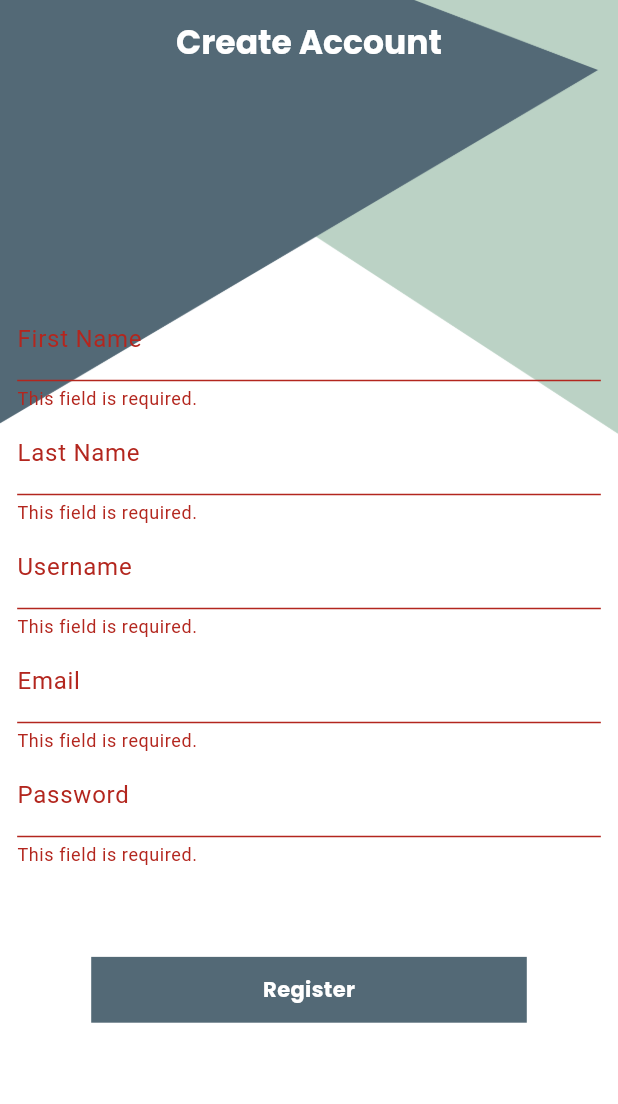
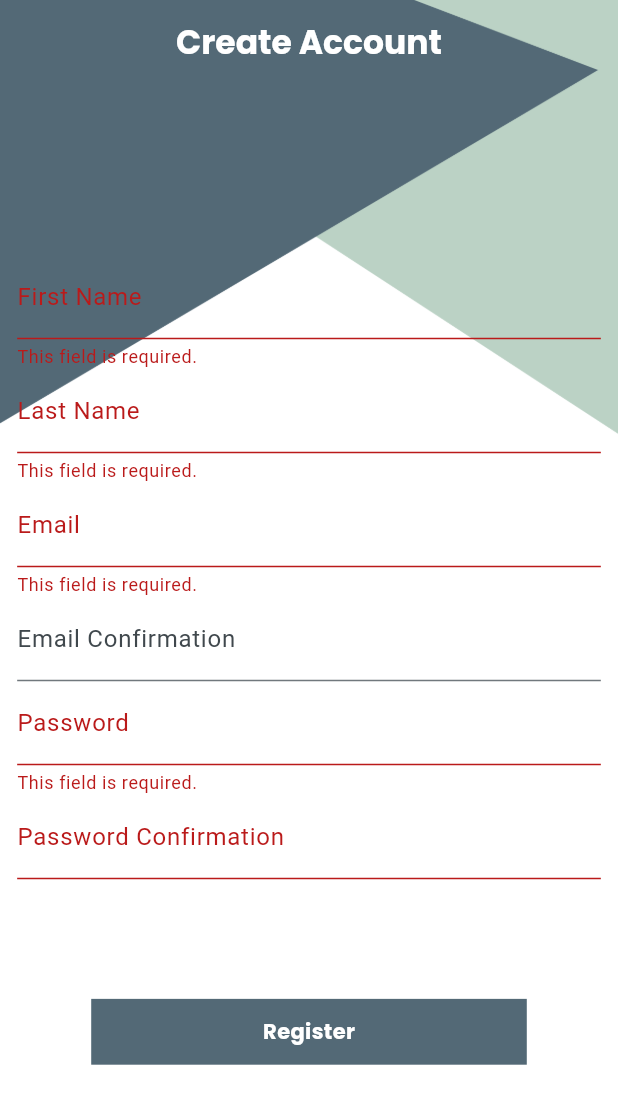
Before and after one commit to amrogad/xeno-chat-provider-firebase, a Flutter app: the screen it shows after launch, after a tap on "Register", on a phone screen of 412 x 824 dp. Shown: the top 1104 px of the screen. Run offline on Flutter 3.47's test engine with Material 2 defaults, Android fonts, the phone set to English and light mode, and no system bars; our stand-ins replace firebase_auth, firebase_core, flutter_screenutil, form_field_validator, google_fonts; accounts and stored records are empty.

Commit message:
added firebase app added register view model change package name added provider added function to create user in firebase

```diff
--- /dev/null
+++ b/lib/constants/firebase_errors.dart
@@ -0,0 +1,5 @@
+class FirebaseErrors {
+  static const String weakPassword = 'weak-password';
+  static const String emailInUse = 'email-already-in-use';
+
+}
--- a/lib/main.dart
+++ b/lib/main.dart
@@ -1,9 +1,15 @@
+import 'package:firebase_core/firebase_core.dart';
 import 'package:flutter/material.dart';
 import 'package:flutter_screenutil/flutter_screenutil.dart';
+import 'package:xeno_chat/constants/Colors.dart';
 import 'package:xeno_chat/views/register_view.dart';
+import 'firebase_options.dart';
 
-void main() {
+Future<void> main() async {
   WidgetsFlutterBinding.ensureInitialized();
+  await Firebase.initializeApp(
+    options: DefaultFirebaseOptions.currentPlatform,
+  );
   runApp(const MyApp());
 }
 
@@ -17,6 +23,7 @@ class MyApp extends StatelessWidget {
         return MaterialApp(
           debugShowCheckedModeBanner: false,
           theme: ThemeData(
+            colorScheme: ColorScheme.fromSeed(seedColor: XenoColors().primaryColor),
             useMaterial3: true,
           ),
           initialRoute: RegisterView.id,
--- a/lib/services/xeno_form_validator.dart
+++ b/lib/services/xeno_form_validator.dart
@@ -1,25 +1,56 @@
 import 'package:form_field_validator/form_field_validator.dart';
 
 class XenoFormValidator {
-  String? Function(String?) firstName = MultiValidator([
+  String? Function(String?) firstNameValidator = MultiValidator([
     RequiredValidator(errorText: "This field is required."),
     MinLengthValidator(3, errorText: "Please enter at least 3 characters."),
   ]);
-  String? Function(String?) lastName = MultiValidator([
+  String? Function(String?) lastNameValidator = MultiValidator([
     RequiredValidator(errorText: "This field is required."),
     MinLengthValidator(3, errorText: "Please enter at least 3 characters."),
   ]);
-  String? Function(String?) userName = MultiValidator([
-    RequiredValidator(errorText: "This field is required."),
-    MinLengthValidator(3, errorText: "Please enter at least 3 characters."),
-  ]);
-  String? Function(String?) emailAddress = MultiValidator([
+  String? Function(String?) emailAddressValidator = MultiValidator([
     RequiredValidator(errorText: "This field is required."),
     MinLengthValidator(3, errorText: "Please enter at least 3 characters."),
     EmailValidator(errorText: 'The email is invalid.')
   ]);
-  String? Function(String?) password = MultiValidator([
+  String? Function(String?) emailConfirmationValidator = MultiValidator([]);
+  String? Function(String?) passwordValidator = MultiValidator([
     RequiredValidator(errorText: "This field is required."),
     MinLengthValidator(3, errorText: "Please enter at least 3 characters."),
   ]);
+  String? Function(String?) passwordConfirmationValidator = MultiValidator([
+    RequiredValidator(errorText: ''),
+  ]);
 }
+
+//Need state management
+// class ConfirmEmailValidator extends TextFieldValidator {
+//   ConfirmEmailValidator({required String errorText}) : super(errorText);
+//   @override
+//   bool get ignoreEmptyValues => false;
+//
+//   @override
+//   bool isValid(String? value) {
+//     if (value == ) {
+//       return true;
+//     } else {
+//       return false;
+//     }
+//   }
+// }
+//
+// class ConfirmPasswordValidator extends TextFieldValidator {
+//   ConfirmPasswordValidator({required String errorText}) : super(errorText);
+//   @override
+//   bool get ignoreEmptyValues => false;
+//
+//   @override
+//   bool isValid(String? value) {
+//     if (value == ) {
+//       return true;
+//     } else {
+//       return false;
+//     }
+//   }
+// }
--- /dev/null
+++ b/lib/viewmodels/register_view_model.dart
@@ -0,0 +1,22 @@
+import 'package:firebase_auth/firebase_auth.dart';
+import 'package:flutter/material.dart';
+import '../constants/firebase_errors.dart';
+import '../views/widgets/xeno_snackbar.dart';
+
+class RegisterViewModel extends ChangeNotifier {
+  FirebaseAuth firebaseAuth = FirebaseAuth.instance;
+  // Create an account on firebase with email and password
+  Future<void> validateAndCreateAccount({required String email, required String password}) async {
+    try {
+      await firebaseAuth.createUserWithEmailAndPassword(email: email, password: password);
+    } on FirebaseAuthException catch (error) {
+      if (error.code == FirebaseErrors.weakPassword) {
+        XenoSnackBar(message: 'Password is too weak!');
+      } else if (error.code == FirebaseErrors.emailInUse) {
+        XenoSnackBar(message: 'This email is already in use');
+      }
+    } catch (error) {
+      print(error);
+    }
+  }
+}
--- a/lib/views/register_view.dart
+++ b/lib/views/register_view.dart
@@ -1,6 +1,8 @@
 import 'package:flutter/material.dart';
 import 'package:flutter_screenutil/flutter_screenutil.dart';
+import 'package:provider/provider.dart';
 import 'package:xeno_chat/services/xeno_form_validator.dart';
+import 'package:xeno_chat/viewmodels/register_view_model.dart';
 import 'package:xeno_chat/views/widgets/xeno_button.dart';
 import 'package:xeno_chat/views/widgets/xeno_scaffold.dart';
 import 'package:xeno_chat/views/widgets/xeno_textfield.dart';
@@ -10,9 +12,21 @@ class RegisterView extends StatelessWidget {
   static const String id = 'register-view';
   final GlobalKey<FormState> registerFormKey = GlobalKey<FormState>();
 
+  TextEditingController firstNameController = TextEditingController();
+  TextEditingController lastNameController = TextEditingController();
+  TextEditingController emailAddressController = TextEditingController();
+  TextEditingController emailConfirmationController = TextEditingController();
+  TextEditingController passwordController = TextEditingController();
+  TextEditingController passwordConfirmationController = TextEditingController();
+  RegisterViewModel registerViewModel = RegisterViewModel();
+
   @override
   Widget build(BuildContext context) {
-    return XenoScaffold(
+    return ChangeNotifierProvider(
+      create: (BuildContext context) {
+        registerViewModel;
+      },
+      child: XenoScaffold(
         appBarTitle: 'Create Account',
         resizeToAvoidBottomInset: false,
         body: Form(
@@ -23,41 +37,60 @@ class RegisterView extends StatelessWidget {
               mainAxisAlignment: MainAxisAlignment.center,
               children: [
                 XenoTextField(
+                  controller: firstNameController,
                   title: 'First Name',
-                validator: XenoFormValidator().firstName,
+                  validator: XenoFormValidator().firstNameValidator,
                 ),
                 XenoTextField(
+                  controller: lastNameController,
                   title: 'Last Name',
-                validator: XenoFormValidator().lastName,
+                  validator: XenoFormValidator().lastNameValidator,
                 ),
                 XenoTextField(
-                title: 'Username',
-                validator: XenoFormValidator().userName,
+                  controller: emailAddressController,
+                  title: 'Email',
+                  validator: XenoFormValidator().emailAddressValidator,
                 ),
                 XenoTextField(
-                title: 'Email',
-                validator: XenoFormValidator().emailAddress,
+                  controller: emailConfirmationController,
+                  title: 'Email Confirmation',
+                  validator: XenoFormValidator().emailConfirmationValidator,
                 ),
                 XenoTextField(
+                  controller: passwordController,
                   title: 'Password',
-                validator: XenoFormValidator().password,
+                  validator: XenoFormValidator().passwordValidator,
+                  obscureText: true,
                 ),
-              SizedBox(height: 50.h,),
-              XenoButton(
-                onTap: validateRegisterFormkey,
+                XenoTextField(
+                  controller: passwordConfirmationController,
+                  title: 'Password Confirmation',
+                  validator: XenoFormValidator().passwordConfirmationValidator,
+                  obscureText: true,
+                ),
+                SizedBox(
+                  height: 50.h,
+                ),
+                GestureDetector(
+                  onTap: (){
+                    validateAndCreateAccount();
+                  },
+                  child: XenoButton(
                     text: 'Register',
+                  ),
                 )
               ],
+            ),
           ),
         ),
       ),
     );
   }
 
-  void validateRegisterFormkey() {
-    //validate all text form fields before creating an account
-    if (!registerFormKey.currentState!.validate()) {
-      return;
+  // Validate all text form fields and create an account on firebase with email and password
+  Future<void> validateAndCreateAccount() async {
+    if (registerFormKey.currentState!.validate()) {
+      registerViewModel.validateAndCreateAccount(email: emailConfirmationController.text, password: passwordConfirmationController.text);
     }
   }
 }
--- a/lib/views/widgets/xeno_button.dart
+++ b/lib/views/widgets/xeno_button.dart
@@ -1,24 +1,19 @@
-import 'package:flutter/cupertino.dart';
 import 'package:flutter/material.dart';
 import 'package:flutter_screenutil/flutter_screenutil.dart';
 import 'package:google_fonts/google_fonts.dart';
 import 'package:xeno_chat/constants/Colors.dart';
 
 class XenoButton extends StatelessWidget {
-  Function()? onTap;
   String? text;
-  XenoButton({this.onTap, this.text, super.key});
+  XenoButton({this.text, super.key});
   @override
   Widget build(BuildContext context) {
-    return GestureDetector(
-      onTap: onTap,
-      child: Container(
-        padding: EdgeInsets.symmetric(vertical: 10.h, horizontal: 100.w),
-        color: XenoColors().primaryColor,
-        child: Text(
-          text ?? '',
-          style: GoogleFonts.poppins(color: Colors.white, fontWeight: FontWeight.bold),
-        ),
+    return Container(
+      padding: EdgeInsets.symmetric(vertical: 10.h, horizontal: 100.w),
+      color: XenoColors().primaryColor,
+      child: Text(
+        text ?? '',
+        style: GoogleFonts.poppins(color: Colors.white, fontWeight: FontWeight.bold),
       ),
     );
   }
--- /dev/null
+++ b/lib/views/widgets/xeno_snackbar.dart
@@ -0,0 +1,11 @@
+import 'package:flutter/material.dart';
+
+class XenoSnackBar extends StatelessWidget {
+  XenoSnackBar({this.message, super.key});
+  String? message;
+
+  @override
+  Widget build(BuildContext context) {
+    return SnackBar(content: Text(message ?? ''));
+  }
+}
--- a/lib/views/widgets/xeno_textfield.dart
+++ b/lib/views/widgets/xeno_textfield.dart
@@ -4,14 +4,22 @@ class XenoTextField extends StatelessWidget {
   String? title;
   String? Function(String?)? validator;
   String? value;
-  XenoTextField({this.title, this.validator, super.key});
+  bool obscureText;
+  TextEditingController controller;
+  XenoTextField({this.title,
+    required this.controller,
+    required this.validator,
+    this.obscureText = false,
+    super.key});
 
   @override
   Widget build(BuildContext context) {
     return TextFormField(
+      controller: controller,
       decoration: InputDecoration(
         labelText: title,
       ),
+      obscureText: obscureText,
       validator: validator,
     );
   }
--- a/pubspec.yaml
+++ b/pubspec.yaml
@@ -41,6 +41,10 @@ dependencies:
   form_field_validator: ^1.1.0
   shared_preferences: ^2.1.1
   google_fonts: ^4.0.4
+  change_app_package_name: ^1.1.0
+  firebase_core: ^2.13.0
+  firebase_auth: ^4.6.1
+  provider: ^6.0.5
 
 dev_dependencies:
   flutter_test:
```
Also changed, not shown: lib/firebase_options.dart (added), pubspec.lock, 6 other files. Lines whose indentation alone changed are shown as unchanged.
